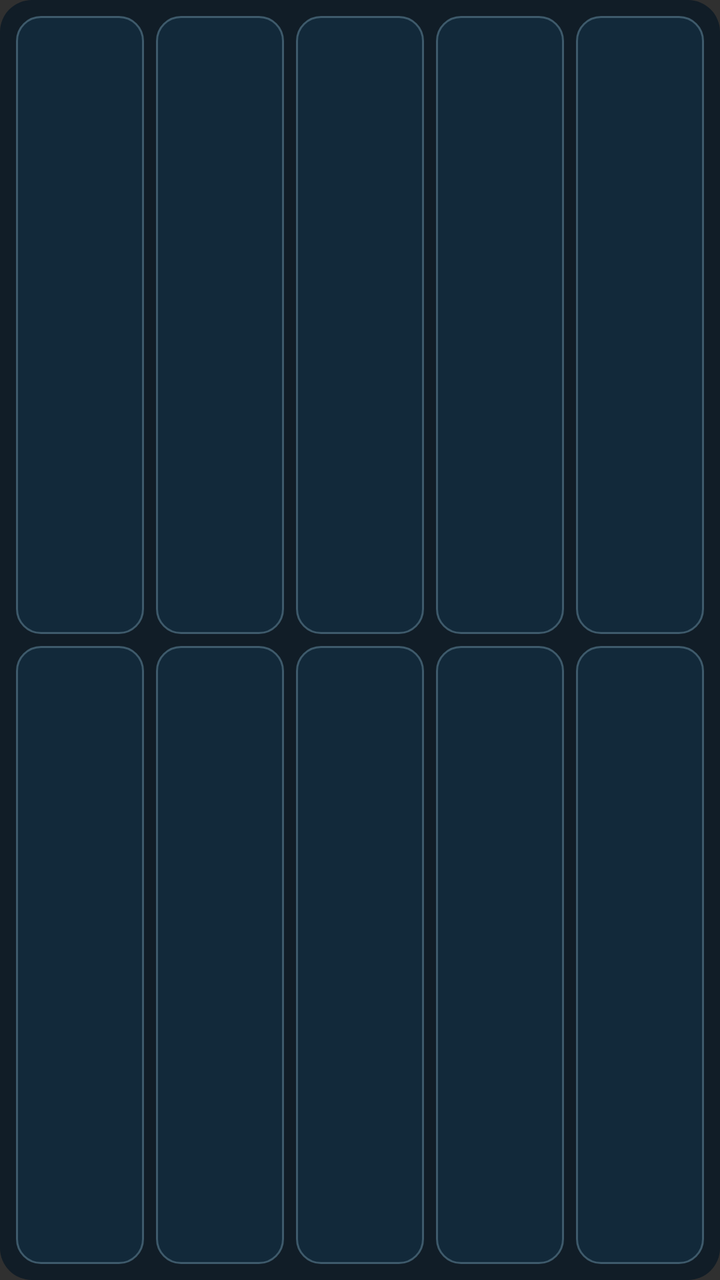
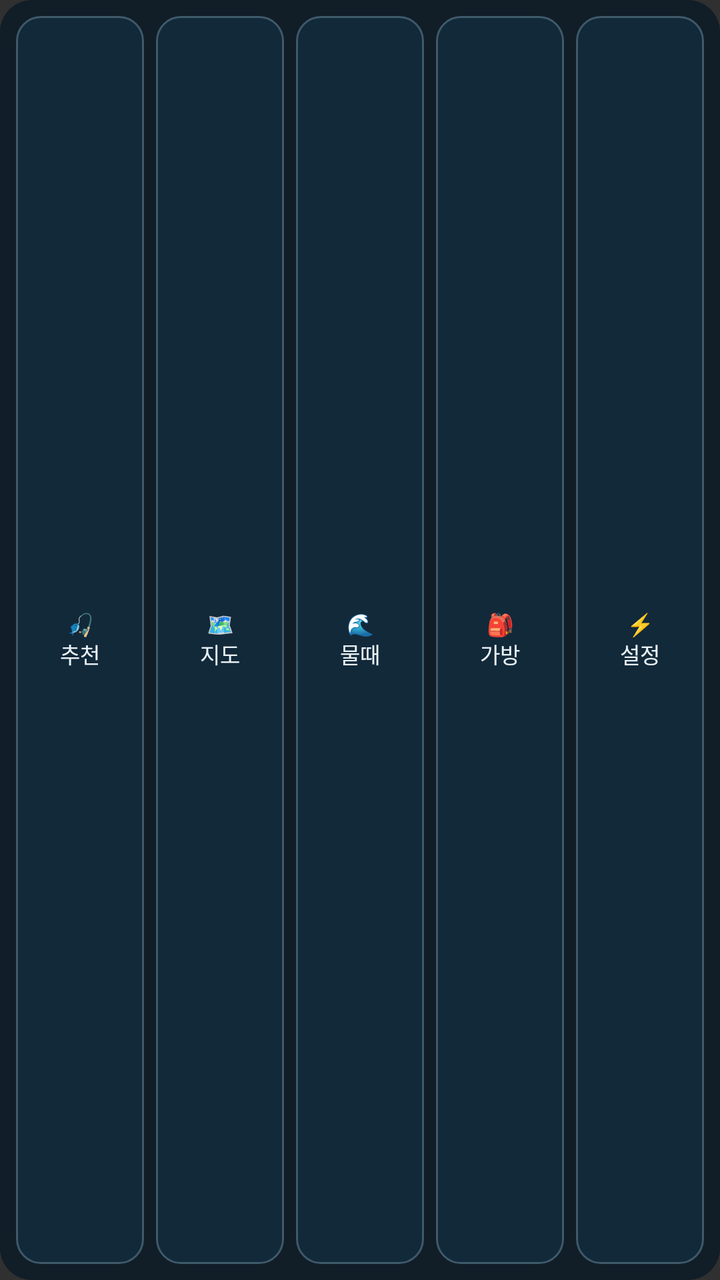

Before-and-after screenshots of an Android layout around one commit, followed by the original layout XML and the change that was made.
<!-- AndroidManifest.xml: application theme FlApp -->
<!-- res/layout/widget_quick.xml -->
<?xml version="1.0" encoding="utf-8"?>
<LinearLayout xmlns:android="http://schemas.android.com/apk/res/android"
    android:layout_width="match_parent"
    android:layout_height="match_parent"
    android:orientation="vertical"
    android:padding="5dp"
    android:background="@drawable/widget_bg">
    <LinearLayout android:id="@+id/wq_row0" android:layout_width="match_parent" android:layout_height="0dp" android:layout_weight="1"
        android:orientation="horizontal">
        <TextView android:id="@+id/wq_0" android:layout_width="0dp" android:layout_height="match_parent" android:layout_weight="1"
            android:layout_margin="3dp" android:gravity="center" android:textColor="#EAF2F6" android:textSize="11sp" android:maxLines="2"
            android:background="@drawable/widget_tile" />
        <TextView android:id="@+id/wq_1" android:layout_width="0dp" android:layout_height="match_parent" android:layout_weight="1"
            android:layout_margin="3dp" android:gravity="center" android:textColor="#EAF2F6" android:textSize="11sp" android:maxLines="2"
            android:background="@drawable/widget_tile" />
        <TextView android:id="@+id/wq_2" android:layout_width="0dp" android:layout_height="match_parent" android:layout_weight="1"
            android:layout_margin="3dp" android:gravity="center" android:textColor="#EAF2F6" android:textSize="11sp" android:maxLines="2"
            android:background="@drawable/widget_tile" />
        <TextView android:id="@+id/wq_3" android:layout_width="0dp" android:layout_height="match_parent" android:layout_weight="1"
            android:layout_margin="3dp" android:gravity="center" android:textColor="#EAF2F6" android:textSize="11sp" android:maxLines="2"
            android:background="@drawable/widget_tile" />
        <TextView android:id="@+id/wq_4" android:layout_width="0dp" android:layout_height="match_parent" android:layout_weight="1"
            android:layout_margin="3dp" android:gravity="center" android:textColor="#EAF2F6" android:textSize="11sp" android:maxLines="2"
            android:background="@drawable/widget_tile" />
    </LinearLayout>
    <LinearLayout android:id="@+id/wq_row1" android:layout_width="match_parent" android:layout_height="0dp" android:layout_weight="1"
        android:orientation="horizontal">
        <TextView android:id="@+id/wq_5" android:layout_width="0dp" android:layout_height="match_parent" android:layout_weight="1"
            android:layout_margin="3dp" android:gravity="center" android:textColor="#EAF2F6" android:textSize="11sp" android:maxLines="2"
            android:background="@drawable/widget_tile" />
        <TextView android:id="@+id/wq_6" android:layout_width="0dp" android:layout_height="match_parent" android:layout_weight="1"
            android:layout_margin="3dp" android:gravity="center" android:textColor="#EAF2F6" android:textSize="11sp" android:maxLines="2"
            android:background="@drawable/widget_tile" />
        <TextView android:id="@+id/wq_7" android:layout_width="0dp" android:layout_height="match_parent" android:layout_weight="1"
            android:layout_margin="3dp" android:gravity="center" android:textColor="#EAF2F6" android:textSize="11sp" android:maxLines="2"
            android:background="@drawable/widget_tile" />
        <TextView android:id="@+id/wq_8" android:layout_width="0dp" android:layout_height="match_parent" android:layout_weight="1"
            android:layout_margin="3dp" android:gravity="center" android:textColor="#EAF2F6" android:textSize="11sp" android:maxLines="2"
            android:background="@drawable/widget_tile" />
        <TextView android:id="@+id/wq_9" android:layout_width="0dp" android:layout_height="match_parent" android:layout_weight="1"
            android:layout_margin="3dp" android:gravity="center" android:textColor="#EAF2F6" android:textSize="11sp" android:maxLines="2"
            android:background="@drawable/widget_tile" />
    </LinearLayout>
</LinearLayout>
<!-- resources referenced by this layout -->
<resources>
  <!-- drawable widget_bg (drawable) -->
  <?xml version="1.0" encoding="utf-8"?>
  <shape xmlns:android="http://schemas.android.com/apk/res/android" android:shape="rectangle">
      <solid android:color="#EB0F1C26" />
      <corners android:radius="16dp" />
  </shape>
  <!-- drawable widget_tile (drawable) -->
  <?xml version="1.0" encoding="utf-8"?>
  <shape xmlns:android="http://schemas.android.com/apk/res/android" android:shape="rectangle">
      <solid android:color="#12293A" />
      <stroke android:width="1dp" android:color="#3E5A6B" />
      <corners android:radius="12dp" />
  </shape>
  <style name="FlApp" parent="@android:style/Theme.Material.NoActionBar">
          <item name="android:windowAnimationStyle">@style/FlAnimActivity</item>
      </style>
  <style name="FlAnimActivity" parent="@android:style/Animation.Activity">
          <item name="android:activityOpenEnterAnimation">@anim/fl_right_in</item>
          <item name="android:activityOpenExitAnimation">@anim/fl_stay_dim</item>
          <item name="android:activityCloseEnterAnimation">@anim/fl_undim</item>
          <item name="android:activityCloseExitAnimation">@anim/fl_right_out</item>
      </style>
</resources>

<!-- the commit's change to res/layout/widget_quick.xml (unified diff, before → after) -->
@@ -7,23 +7,23 @@
     android:background="@drawable/widget_bg">
     <LinearLayout android:id="@+id/wq_row0" android:layout_width="match_parent" android:layout_height="0dp" android:layout_weight="1"
         android:orientation="horizontal">
-        <TextView android:id="@+id/wq_0" android:layout_width="0dp" android:layout_height="match_parent" android:layout_weight="1"
+        <TextView android:id="@+id/wq_0" android:text="🎣&#10;추천" android:layout_width="0dp" android:layout_height="match_parent" android:layout_weight="1"
             android:layout_margin="3dp" android:gravity="center" android:textColor="#EAF2F6" android:textSize="11sp" android:maxLines="2"
             android:background="@drawable/widget_tile" />
-        <TextView android:id="@+id/wq_1" android:layout_width="0dp" android:layout_height="match_parent" android:layout_weight="1"
+        <TextView android:id="@+id/wq_1" android:text="🗺&#10;지도" android:layout_width="0dp" android:layout_height="match_parent" android:layout_weight="1"
             android:layout_margin="3dp" android:gravity="center" android:textColor="#EAF2F6" android:textSize="11sp" android:maxLines="2"
             android:background="@drawable/widget_tile" />
-        <TextView android:id="@+id/wq_2" android:layout_width="0dp" android:layout_height="match_parent" android:layout_weight="1"
+        <TextView android:id="@+id/wq_2" android:text="🌊&#10;물때" android:layout_width="0dp" android:layout_height="match_parent" android:layout_weight="1"
             android:layout_margin="3dp" android:gravity="center" android:textColor="#EAF2F6" android:textSize="11sp" android:maxLines="2"
             android:background="@drawable/widget_tile" />
-        <TextView android:id="@+id/wq_3" android:layout_width="0dp" android:layout_height="match_parent" android:layout_weight="1"
+        <TextView android:id="@+id/wq_3" android:text="🎒&#10;가방" android:layout_width="0dp" android:layout_height="match_parent" android:layout_weight="1"
             android:layout_margin="3dp" android:gravity="center" android:textColor="#EAF2F6" android:textSize="11sp" android:maxLines="2"
             android:background="@drawable/widget_tile" />
-        <TextView android:id="@+id/wq_4" android:layout_width="0dp" android:layout_height="match_parent" android:layout_weight="1"
+        <TextView android:id="@+id/wq_4" android:text="⚡&#10;설정" android:layout_width="0dp" android:layout_height="match_parent" android:layout_weight="1"
             android:layout_margin="3dp" android:gravity="center" android:textColor="#EAF2F6" android:textSize="11sp" android:maxLines="2"
             android:background="@drawable/widget_tile" />
     </LinearLayout>
-    <LinearLayout android:id="@+id/wq_row1" android:layout_width="match_parent" android:layout_height="0dp" android:layout_weight="1"
+    <LinearLayout android:id="@+id/wq_row1" android:visibility="gone" android:layout_width="match_parent" android:layout_height="0dp" android:layout_weight="1"
         android:orientation="horizontal">
         <TextView android:id="@+id/wq_5" android:layout_width="0dp" android:layout_height="match_parent" android:layout_weight="1"
             android:layout_margin="3dp" android:gravity="center" android:textColor="#EAF2F6" android:textSize="11sp" android:maxLines="2"
